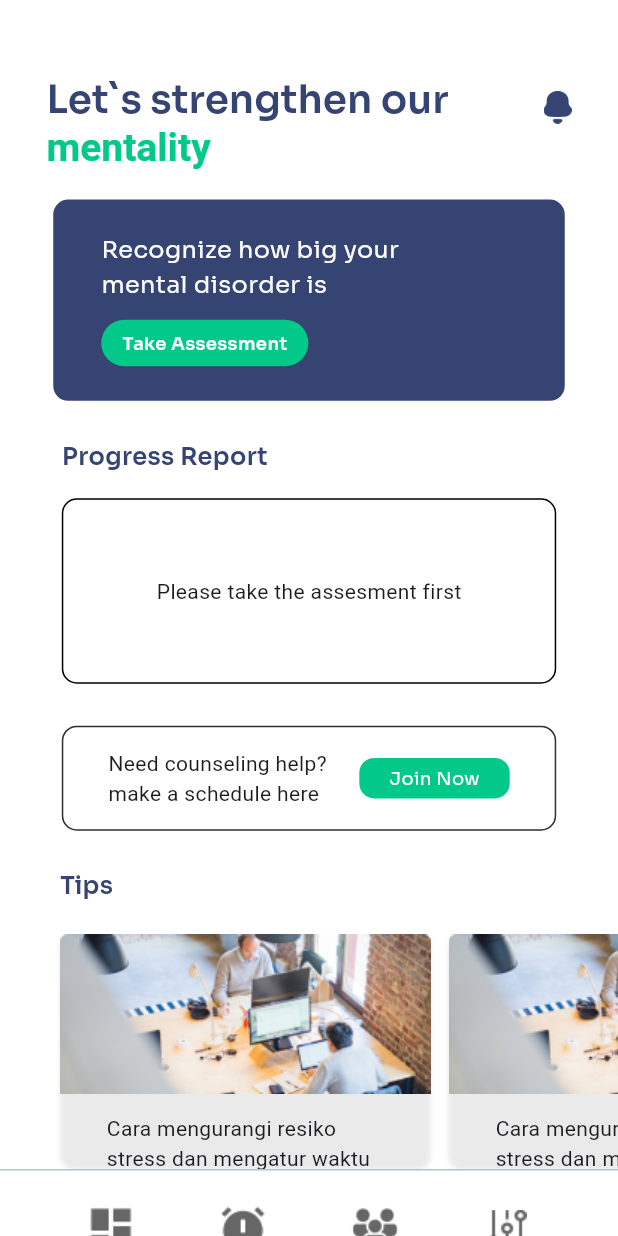
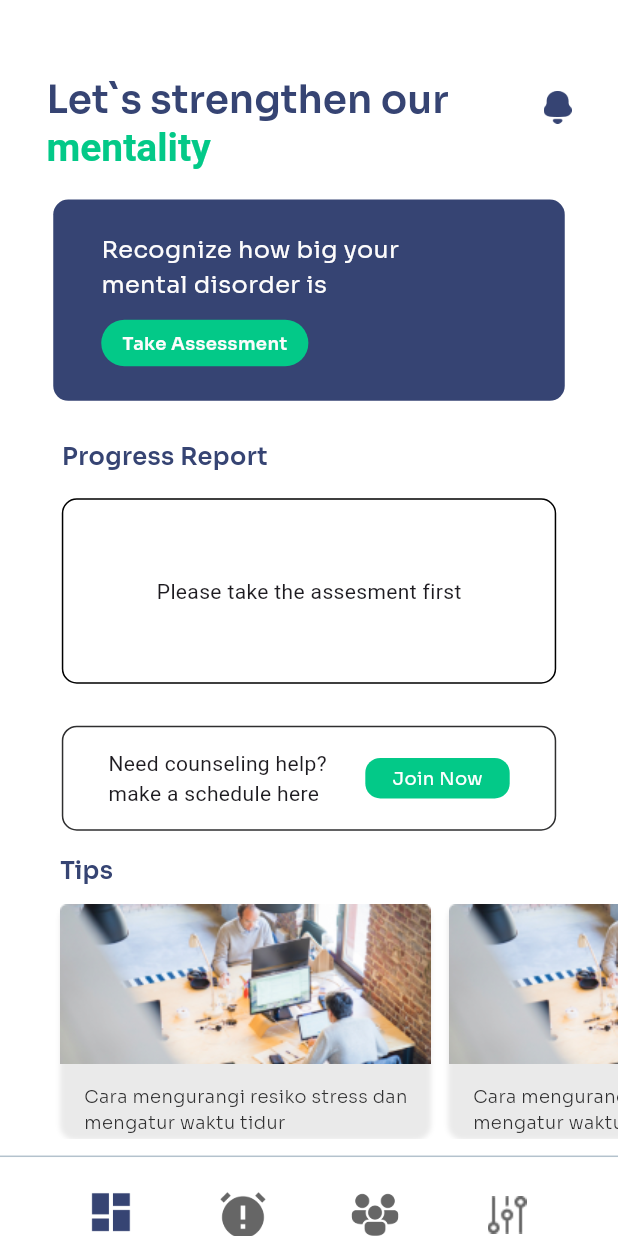
Before and after one commit to Serenity-GSC/md-serenity, a Flutter app: the screen it shows after launch, on a phone screen of 412 x 824 dp. Run offline on Flutter 3.47's test engine with Material 3 defaults, Android fonts, the phone set to English and light mode, and no system bars; our stand-ins replace animated_text_kit, audio_video_progress_bar, audioplayers, cached_network_image, carousel_slider, cloud_firestore and 22 more; missing offline and left inert: chat_gpt_sdk; accounts and stored records are empty.

Commit message:
icon-change

```diff
--- a/lib/view/doctor/home/banner2.dart
+++ b/lib/view/doctor/home/banner2.dart
@@ -1,6 +1,7 @@
 import 'package:aksonhealth/size_config.dart';
 import 'package:aksonhealth/theme.dart';
 import 'package:flutter/material.dart';
+import 'package:google_fonts/google_fonts.dart';
 
 class Banner2 extends StatefulWidget {
   const Banner2({super.key});
@@ -32,11 +33,16 @@ class _Banner2State extends State<Banner2> {
             children: [
               Image.asset('assets/banner-content.png'),
               Container(
-                  width: 205,
+                  width: 235,
                   child: Padding(
                     padding: const EdgeInsets.only(left: 10, top: 13),
                     child: Text(
-                        'Cara mengurangi resiko stress dan mengatur waktu tidur'),
+                      'Cara mengurangi resiko stress dan mengatur waktu tidur',
+                      style: GoogleFonts.sora(
+                          fontSize: 12,
+                          fontWeight: FontWeight.w300,
+                          color: blackColor),
+                    ),
                   ))
             ],
           ),
--- a/lib/view/parents/home/home_screen2.dart
+++ b/lib/view/parents/home/home_screen2.dart
@@ -96,7 +96,7 @@ class _HomeScreen2State extends State<HomeScreen2> {
                                       color: greenColor),
                                   child: Padding(
                                     padding: const EdgeInsets.symmetric(
-                                        horizontal: 20, vertical: 5),
+                                        horizontal: 18, vertical: 5),
                                     child: Text(
                                       'Join Now',
                                       style: GoogleFonts.sora(
@@ -110,7 +110,7 @@ class _HomeScreen2State extends State<HomeScreen2> {
                         ),
                       ),
                     ),
-                    SizedBox(height: 25),
+                    SizedBox(height: 15),
                     Column(
                       crossAxisAlignment: CrossAxisAlignment.start,
                       children: [
@@ -124,7 +124,7 @@ class _HomeScreen2State extends State<HomeScreen2> {
                                 color: blueColor),
                           ),
                         ),
-                        SizedBox(height: 21),
+                        SizedBox(height: 11),
                         SingleChildScrollView(
                           scrollDirection: Axis.horizontal,
                           child: Padding(
@@ -143,10 +143,17 @@ class _HomeScreen2State extends State<HomeScreen2> {
                   ],
                 ),
               ),
-              Container(
+              SizedBox(height: 11),
+              Positioned(
+                top: 0,
+                left: 0,
+                right: 0,
+                child: Container(
                   decoration: BoxDecoration(
                       border: Border(top: BorderSide(color: greyColor))),
-                  child: Menu())
+                  child: Menu(),
+                ),
+              ),
             ],
           ),
         ),
--- a/lib/view/parents/home/menu.dart
+++ b/lib/view/parents/home/menu.dart
@@ -16,7 +16,7 @@ class Menu extends StatelessWidget {
   @override
   Widget build(BuildContext context) {
     List<Map<String, dynamic>> categories = [
-      {"icon": "assets/icons/home.png", "text": "Home"},
+      {"icon": "assets/icons/homeactive.png", "text": "Home"},
       {"icon": "assets/icons/alarm.png", "text": "Alarm"},
       {"icon": "assets/icons/community.png", "text": "Community"},
       {"icon": "assets/icons/settings.png", "text": "Settings"},
```
Also changed, not shown: assets/icons/alarm.png, assets/icons/community.png, assets/icons/homeactive.png (added).
